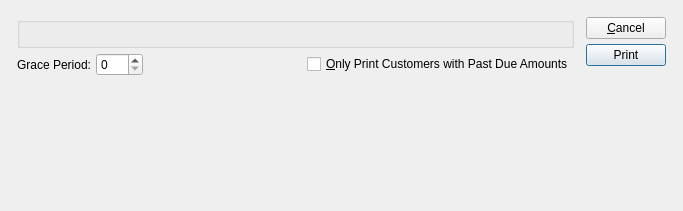
Before: the Qt Designer form xtuple/trunk/guiclient/printStatementsByCustomerType.ui in WooodHead/xtuple, drawn with Qt 5.
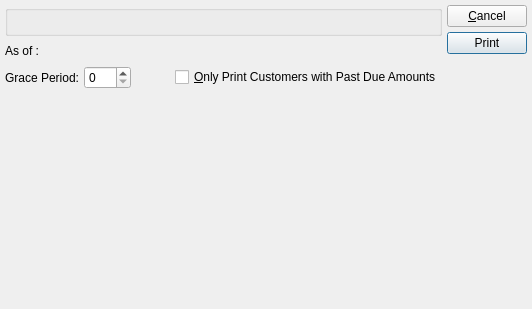
After: the same form once the commit is applied. Custom widgets are drawn as their Qt base class.

Commit message: issue #0010754:  Port #10751 to core: print customer statements using point in time "As of" date for xTuple 3.5.

```diff
--- a/xtuple/trunk/guiclient/printStatementsByCustomerType.ui
+++ b/xtuple/trunk/guiclient/printStatementsByCustomerType.ui
@@ -7,40 +7,26 @@
 is available at www.xtuple.com/CPAL.  By using this software, you agree
 to be bound by its terms.</comment>
  <class>printStatementsByCustomerType</class>
- <widget class="QDialog" name="printStatementsByCustomerType" >
-  <property name="geometry" >
+ <widget class="QDialog" name="printStatementsByCustomerType">
+  <property name="geometry">
    <rect>
     <x>0</x>
     <y>0</y>
-    <width>683</width>
-    <height>211</height>
+    <width>532</width>
+    <height>309</height>
    </rect>
   </property>
   <property name="windowTitle" >
    <string>Print Statements by Customer Type</string>
   </property>
-  <layout class="QGridLayout" name="gridLayout_2" >
-   <item row="0" column="0" >
-    <layout class="QGridLayout" name="gridLayout" >
-     <property name="margin" >
-      <number>12</number>
-     </property>
-     <property name="spacing" >
-      <number>12</number>
-     </property>
-     <item row="0" column="0" >
-      <layout class="QVBoxLayout" >
-       <property name="spacing" >
-        <number>0</number>
-       </property>
+  <layout class="QGridLayout" name="gridLayout_2">
+   <item row="0" column="0">
+    <layout class="QGridLayout" name="gridLayout">
+     <item row="0" column="0">
+      <layout class="QVBoxLayout" name="verticalLayout">
        <item>
-        <layout class="QVBoxLayout" >
-         <property name="spacing" >
-          <number>5</number>
-         </property>
-         <item>
-          <widget class="ParameterGroup" name="_customerTypes" >
-           <property name="title" >
+        <widget class="ParameterGroup" name="_customerTypes">
+         <property name="title">
             <string/>
            </property>
            <property name="fixedSize" >
@@ -49,13 +35,44 @@
           </widget>
          </item>
          <item>
-          <layout class="QHBoxLayout" >
-           <property name="spacing" >
+        <layout class="QHBoxLayout" name="horizontalLayout_2">
+         <item>
+          <layout class="QHBoxLayout" name="horizontalLayout">
+           <item>
+            <widget class="QLabel" name="_asOfLit">
+             <property name="text">
+              <string>As of :</string>
+             </property>
+            </widget>
+           </item>
+           <item>
+            <widget class="DLineEdit" name="_asOf"/>
+           </item>
+          </layout>
+         </item>
+         <item>
+          <spacer name="horizontalSpacer">
+           <property name="orientation">
+            <enum>Qt::Horizontal</enum>
+           </property>
+           <property name="sizeHint" stdset="0">
+            <size>
+             <width>40</width>
+             <height>20</height>
+            </size>
+           </property>
+          </spacer>
+         </item>
+        </layout>
+       </item>
+       <item>
+        <layout class="QHBoxLayout">
+         <property name="spacing">
             <number>5</number>
            </property>
            <item>
-            <widget class="QLabel" name="_graceDaysLit" >
-             <property name="text" >
+          <widget class="QLabel" name="_graceDaysLit">
+           <property name="text">
               <string>Grace Period:</string>
              </property>
              <property name="alignment" >
@@ -64,13 +81,13 @@
             </widget>
            </item>
            <item>
-            <layout class="QHBoxLayout" >
-             <property name="spacing" >
+          <layout class="QHBoxLayout">
+           <property name="spacing">
               <number>0</number>
              </property>
              <item>
-              <widget class="QSpinBox" name="_graceDays" >
-               <property name="maximum" >
+            <widget class="QSpinBox" name="_graceDays">
+             <property name="maximum">
                 <number>990</number>
                </property>
               </widget>
@@ -92,8 +109,8 @@
               </spacer>
              </item>
              <item>
-              <widget class="XCheckBox" name="_dueonly" >
-               <property name="text" >
+            <widget class="XCheckBox" name="_dueonly">
+             <property name="text">
                 <string>&amp;Only Print Customers with Past Due Amounts</string>
                </property>
               </widget>
@@ -102,46 +119,41 @@
            </item>
           </layout>
          </item>
-        </layout>
-       </item>
        <item>
-        <spacer>
-         <property name="orientation" >
+        <spacer name="verticalSpacer">
+         <property name="orientation">
           <enum>Qt::Vertical</enum>
          </property>
-         <property name="sizeType" >
-          <enum>QSizePolicy::Expanding</enum>
-         </property>
-         <property name="sizeHint" stdset="0" >
+         <property name="sizeHint" stdset="0">
           <size>
            <width>20</width>
-           <height>0</height>
+           <height>40</height>
           </size>
          </property>
         </spacer>
        </item>
       </layout>
      </item>
-     <item row="0" column="1" >
-      <layout class="QVBoxLayout" >
-       <property name="spacing" >
+     <item row="0" column="1">
+      <layout class="QVBoxLayout">
+       <property name="spacing">
         <number>0</number>
        </property>
        <item>
-        <layout class="QVBoxLayout" >
-         <property name="spacing" >
+        <layout class="QVBoxLayout">
+         <property name="spacing">
           <number>5</number>
          </property>
          <item>
-          <widget class="QPushButton" name="_close" >
-           <property name="text" >
+          <widget class="QPushButton" name="_close">
+           <property name="text">
             <string>&amp;Cancel</string>
            </property>
           </widget>
          </item>
          <item>
-          <widget class="QPushButton" name="_print" >
-           <property name="text" >
+          <widget class="QPushButton" name="_print">
+           <property name="text">
             <string>Print</string>
            </property>
            <property name="autoDefault" >
@@ -156,13 +168,13 @@
        </item>
        <item>
         <spacer>
-         <property name="orientation" >
+         <property name="orientation">
           <enum>Qt::Vertical</enum>
          </property>
-         <property name="sizeType" >
+         <property name="sizeType">
           <enum>QSizePolicy::Expanding</enum>
          </property>
-         <property name="sizeHint" stdset="0" >
+         <property name="sizeHint" stdset="0">
           <size>
            <width>20</width>
            <height>20</height>
@@ -176,9 +188,15 @@
    </item>
   </layout>
  </widget>
- <layoutdefault spacing="5" margin="5" />
+ <layoutdefault spacing="5" margin="5"/>
  <pixmapfunction>qPixmapFromMimeSource</pixmapfunction>
  <customwidgets>
+  <customwidget>
+   <class>DLineEdit</class>
+   <extends>QWidget</extends>
+   <header>datecluster.h</header>
+   <container>1</container>
+  </customwidget>
   <customwidget>
    <class>ParameterGroup</class>
    <extends>QGroupBox</extends>
```
Left out of the diff: 27 changed lines with no effect on the pictures. Lines whose indentation alone changed are shown as unchanged. The commit also changes 4 other files.
